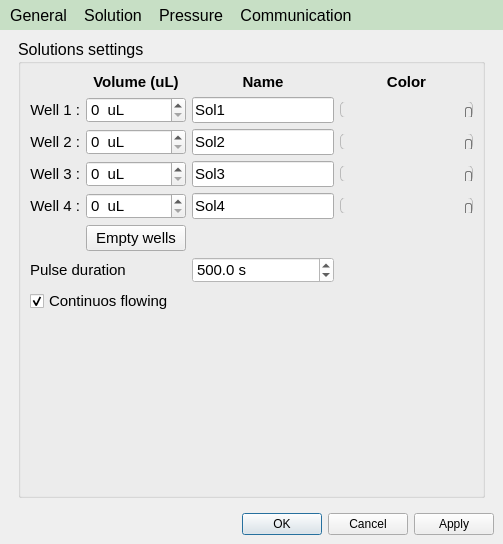
Before: the Qt Designer form apps/Lab-on-a-tip/tools.ui in bellonemauro/Labonatip2.0, drawn with Qt 5.
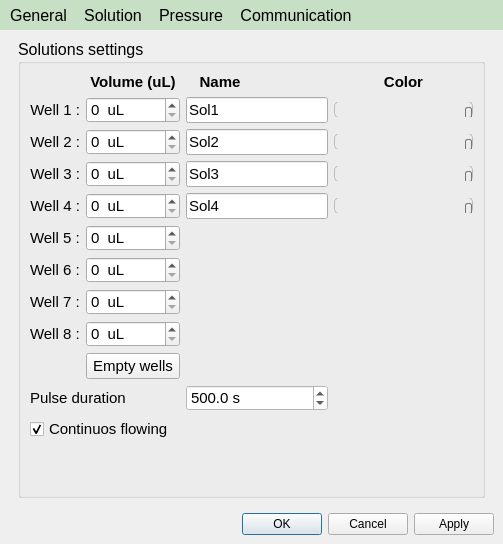
After: the same form once the commit is applied. The open tabs and pages were chosen to show the change. Icons and pictures are not drawn.

The edit to the form file:
```diff
--- a/apps/Lab-on-a-tip/tools.ui
+++ b/apps/Lab-on-a-tip/tools.ui
@@ -411,25 +411,8 @@
           <property name="title">
            <string>Solutions settings</string>
           </property>
-          <layout class="QGridLayout" name="gridLayout_6">
-           <item row="0" column="1">
-            <widget class="QLabel" name="label_9">
-             <property name="font">
-              <font>
-               <pointsize>11</pointsize>
-               <weight>75</weight>
-               <bold>true</bold>
-              </font>
-             </property>
-             <property name="text">
-              <string>Volume (uL)</string>
-             </property>
-             <property name="alignment">
-              <set>Qt::AlignCenter</set>
-             </property>
-            </widget>
-           </item>
-           <item row="0" column="2">
+          <layout class="QGridLayout" name="gridLayout_3">
+           <item row="0" column="3">
             <widget class="QLabel" name="label_10">
              <property name="font">
               <font>
@@ -446,7 +429,7 @@
              </property>
             </widget>
            </item>
-           <item row="0" column="3">
+           <item row="0" column="5">
             <widget class="QLabel" name="label_18">
              <property name="font">
               <font>
@@ -486,7 +469,7 @@
              </property>
             </widget>
            </item>
-           <item row="1" column="1">
+           <item row="1" column="1" colspan="2">
             <widget class="QSpinBox" name="spinBox_vol_sol1">
              <property name="sizePolicy">
               <sizepolicy hsizetype="Expanding" vsizetype="Fixed">
@@ -515,7 +498,7 @@
              </property>
             </widget>
            </item>
-           <item row="1" column="2">
+           <item row="1" column="3" colspan="2">
             <widget class="QLineEdit" name="lineEdit_sol1_name">
              <property name="minimumSize">
               <size>
@@ -547,7 +530,7 @@
              </property>
             </widget>
            </item>
-           <item row="1" column="3">
+           <item row="1" column="5">
             <widget class="QSlider" name="horizontalSlider_colorSol1">
              <property name="minimumSize">
               <size>
@@ -618,6 +601,23 @@
              </property>
             </widget>
            </item>
+           <item row="0" column="1" colspan="2">
+            <widget class="QLabel" name="label_9">
+             <property name="font">
+              <font>
+               <pointsize>11</pointsize>
+               <weight>75</weight>
+               <bold>true</bold>
+              </font>
+             </property>
+             <property name="text">
+              <string>Volume (uL)</string>
+             </property>
+             <property name="alignment">
+              <set>Qt::AlignCenter</set>
+             </property>
+            </widget>
+           </item>
            <item row="2" column="0">
             <widget class="QLabel" name="label_33">
              <property name="maximumSize">
@@ -641,120 +641,6 @@
              </property>
             </widget>
            </item>
-           <item row="2" column="1">
-            <widget class="QSpinBox" name="spinBox_vol_sol2">
-             <property name="font">
-              <font>
-               <pointsize>11</pointsize>
-               <weight>50</weight>
-               <bold>false</bold>
-              </font>
-             </property>
-             <property name="suffix">
-              <string>  uL</string>
-             </property>
-             <property name="maximum">
-              <number>10000</number>
-             </property>
-            </widget>
-           </item>
-           <item row="2" column="2">
-            <widget class="QLineEdit" name="lineEdit_sol2_name">
-             <property name="maximumSize">
-              <size>
-               <width>150</width>
-               <height>16777215</height>
-              </size>
-             </property>
-             <property name="font">
-              <font>
-               <pointsize>11</pointsize>
-               <weight>50</weight>
-               <bold>false</bold>
-              </font>
-             </property>
-             <property name="accessibleDescription">
-              <string/>
-             </property>
-             <property name="styleSheet">
-              <string notr="true"/>
-             </property>
-             <property name="text">
-              <string notr="true">Sol2</string>
-             </property>
-            </widget>
-           </item>
-           <item row="2" column="3">
-            <widget class="QSlider" name="horizontalSlider_colorSol2">
-             <property name="minimumSize">
-              <size>
-               <width>0</width>
-               <height>0</height>
-              </size>
-             </property>
-             <property name="styleSheet">
-              <string notr="true">QSlider::groove:horizontal {
-border: 1px solid #bbb;
-background: QLinearGradient( x1: 0, y1: 0, x2: 1, y2: 0,
-stop: 0 #00FF00,
-stop: 0.167 #FFFF00,
-stop: 0.333 #FF0000,
-stop: 0.5 #FF00FF,
-stop: 0.667 #0000FF,
-stop: 0.883 #00FFFF,
-stop: 1 #00FF00 );
-height: 15px;
-border-radius: 5px;
-}
-
-
-QSlider::handle:horizontal {
-background: qlineargradient(x1:0, y1:0, x2:1, y2:1,
-    stop:0 #eee, stop:1 #ccc);
-border: 1px solid #777;
-width: 5px;
-margin-top: 5px;
-margin-bottom: -2px;
-border-radius: 2px;
-}
-
-QSlider::handle:horizontal:hover {
-background: qlineargradient(x1:0, y1:0, x2:1, y2:1,
-    stop:0 #fff, stop:1 #ddd);
-border: 1px solid #444;
-border-radius: 4px;
-}
-
-QSlider::sub-page:horizontal:disabled {
-background: #bbb;
-border-color: #999;
-}
-
-QSlider::add-page:horizontal:disabled {
-background: #eee;
-border-color: #999;
-}
-
-QSlider::handle:horizontal:disabled {
-background: #eee;
-border: 1px solid #aaa;
-border-radius: 4px;
-}</string>
-             </property>
-             <property name="maximum">
-              <number>16777216</number>
-             </property>
-             <property name="singleStep">
-              <number>1</number>
-             </property>
-             <property name="value">
-              <number>5164400</number>
-             </property>
-             <property name="orientation">
-              <enum>Qt::Horizontal</enum>
-             </property>
-            </widget>
-           </item>
            <item row="3" column="0">
             <widget class="QLabel" name="label_35">
              <property name="maximumSize">
@@ -778,7 +664,7 @@
              </property>
             </widget>
            </item>
-           <item row="3" column="1">
+           <item row="3" column="1" colspan="2">
             <widget class="QSpinBox" name="spinBox_vol_sol3">
              <property name="font">
               <font>
@@ -795,33 +681,7 @@
              </property>
             </widget>
            </item>
-           <item row="3" column="2">
-            <widget class="QLineEdit" name="lineEdit_sol3_name">
-             <property name="maximumSize">
-              <size>
-               <width>150</width>
-               <height>16777215</height>
-              </size>
-             </property>
-             <property name="font">
-              <font>
-               <pointsize>11</pointsize>
-               <weight>50</weight>
-               <bold>false</bold>
-              </font>
-             </property>
-             <property name="accessibleDescription">
-              <string/>
-             </property>
-             <property name="styleSheet">
-              <string notr="true"/>
-             </property>
-             <property name="text">
-              <string notr="true">Sol3</string>
-             </property>
-            </widget>
-           </item>
-           <item row="3" column="3">
+           <item row="3" column="5">
             <widget class="QSlider" name="horizontalSlider_colorSol3">
              <property name="minimumSize">
               <size>
@@ -892,6 +752,23 @@
              </property>
             </widget>
            </item>
+           <item row="2" column="1" colspan="2">
+            <widget class="QSpinBox" name="spinBox_vol_sol2">
+             <property name="font">
+              <font>
+               <pointsize>11</pointsize>
+               <weight>50</weight>
+               <bold>false</bold>
+              </font>
+             </property>
+             <property name="suffix">
+              <string>  uL</string>
+             </property>
+             <property name="maximum">
+              <number>10000</number>
+             </property>
+            </widget>
+           </item>
            <item row="4" column="0">
             <widget class="QLabel" name="label_36">
              <property name="maximumSize">
@@ -915,7 +792,33 @@
              </property>
             </widget>
            </item>
-           <item row="4" column="1">
+           <item row="2" column="3" colspan="2">
+            <widget class="QLineEdit" name="lineEdit_sol2_name">
+             <property name="maximumSize">
+              <size>
+               <width>150</width>
+               <height>16777215</height>
+              </size>
+             </property>
+             <property name="font">
+              <font>
+               <pointsize>11</pointsize>
+               <weight>50</weight>
+               <bold>false</bold>
+              </font>
+             </property>
+             <property name="accessibleDescription">
+              <string/>
+             </property>
+             <property name="styleSheet">
+              <string notr="true"/>
+             </property>
+             <property name="text">
+              <string notr="true">Sol2</string>
+             </property>
+            </widget>
+           </item>
+           <item row="4" column="1" colspan="2">
             <widget class="QSpinBox" name="spinBox_vol_sol4">
              <property name="font">
               <font>
@@ -932,7 +835,104 @@
              </property>
             </widget>
            </item>
-           <item row="4" column="2">
+           <item row="2" column="5">
+            <widget class="QSlider" name="horizontalSlider_colorSol2">
+             <property name="minimumSize">
+              <size>
+               <width>0</width>
+               <height>0</height>
+              </size>
+             </property>
+             <property name="styleSheet">
+              <string notr="true">QSlider::groove:horizontal {
+border: 1px solid #bbb;
+background: QLinearGradient( x1: 0, y1: 0, x2: 1, y2: 0,
+stop: 0 #00FF00,
+stop: 0.167 #FFFF00,
+stop: 0.333 #FF0000,
+stop: 0.5 #FF00FF,
+stop: 0.667 #0000FF,
+stop: 0.883 #00FFFF,
+stop: 1 #00FF00 );
+height: 15px;
+border-radius: 5px;
+}
+
+
+QSlider::handle:horizontal {
+background: qlineargradient(x1:0, y1:0, x2:1, y2:1,
+    stop:0 #eee, stop:1 #ccc);
+border: 1px solid #777;
+width: 5px;
+margin-top: 5px;
+margin-bottom: -2px;
+border-radius: 2px;
+}
+
+QSlider::handle:horizontal:hover {
+background: qlineargradient(x1:0, y1:0, x2:1, y2:1,
+    stop:0 #fff, stop:1 #ddd);
+border: 1px solid #444;
+border-radius: 4px;
+}
+
+QSlider::sub-page:horizontal:disabled {
+background: #bbb;
+border-color: #999;
+}
+
+QSlider::add-page:horizontal:disabled {
+background: #eee;
+border-color: #999;
+}
+
+QSlider::handle:horizontal:disabled {
+background: #eee;
+border: 1px solid #aaa;
+border-radius: 4px;
+}</string>
+             </property>
+             <property name="maximum">
+              <number>16777216</number>
+             </property>
+             <property name="singleStep">
+              <number>1</number>
+             </property>
+             <property name="value">
+              <number>5164400</number>
+             </property>
+             <property name="orientation">
+              <enum>Qt::Horizontal</enum>
+             </property>
+            </widget>
+           </item>
+           <item row="3" column="3" colspan="2">
+            <widget class="QLineEdit" name="lineEdit_sol3_name">
+             <property name="maximumSize">
+              <size>
+               <width>150</width>
+               <height>16777215</height>
+              </size>
+             </property>
+             <property name="font">
+              <font>
+               <pointsize>11</pointsize>
+               <weight>50</weight>
+               <bold>false</bold>
+              </font>
+             </property>
+             <property name="accessibleDescription">
+              <string/>
+             </property>
+             <property name="styleSheet">
+              <string notr="true"/>
+             </property>
+             <property name="text">
+              <string notr="true">Sol3</string>
+             </property>
+            </widget>
+           </item>
+           <item row="4" column="3" colspan="2">
             <widget class="QLineEdit" name="lineEdit_sol4_name">
              <property name="maximumSize">
               <size>
@@ -958,7 +958,19 @@
              </property>
             </widget>
            </item>
-           <item row="4" column="3">
+           <item row="5" column="0">
+            <widget class="QLabel" name="label_3">
+             <property name="font">
+              <font>
+               <pointsize>11</pointsize>
+              </font>
+             </property>
+             <property name="text">
+              <string>Well 5 :</string>
+             </property>
+            </widget>
+           </item>
+           <item row="4" column="5">
             <widget class="QSlider" name="horizontalSlider_colorSol4">
              <property name="minimumSize">
               <size>
@@ -1029,35 +1041,19 @@
              </property>
             </widget>
            </item>
-           <item row="5" column="1">
-            <widget class="QPushButton" name="pushButton_emptyWells">
+           <item row="6" column="0">
+            <widget class="QLabel" name="label_8">
              <property name="font">
               <font>
                <pointsize>11</pointsize>
-               <weight>50</weight>
-               <bold>false</bold>
               </font>
              </property>
              <property name="text">
-              <string>Empty wells</string>
+              <string>Well 6 :</string>
              </property>
             </widget>
            </item>
-           <item row="6" column="0" colspan="2">
-            <widget class="QLabel" name="label_11">
-             <property name="font">
-              <font>
-               <pointsize>11</pointsize>
-               <weight>50</weight>
-               <bold>false</bold>
-              </font>
-             </property>
-             <property name="text">
-              <string>Pulse duration</string>
-             </property>
-            </widget>
-           </item>
-           <item row="7" column="0" colspan="3">
+           <item row="11" column="0" colspan="3">
             <widget class="QCheckBox" name="checkBox_disableTimer">
              <property name="font">
               <font>
@@ -1077,20 +1073,45 @@
              </property>
             </widget>
            </item>
-           <item row="8" column="2">
-            <spacer name="verticalSpacer">
-             <property name="orientation">
-              <enum>Qt::Vertical</enum>
+           <item row="10" column="0" colspan="2">
+            <widget class="QLabel" name="label_11">
+             <property name="font">
+              <font>
+               <pointsize>11</pointsize>
+               <weight>50</weight>
+               <bold>false</bold>
+              </font>
              </property>
-             <property name="sizeHint" stdset="0">
-              <size>
-               <width>20</width>
-               <height>40</height>
-              </size>
+             <property name="text">
+              <string>Pulse duration</string>
              </property>
-            </spacer>
+            </widget>
            </item>
-           <item row="6" column="2">
+           <item row="7" column="0">
+            <widget class="QLabel" name="label_20">
+             <property name="font">
+              <font>
+               <pointsize>11</pointsize>
+              </font>
+             </property>
+             <property name="text">
+              <string>Well 7 :</string>
+             </property>
+            </widget>
+           </item>
+           <item row="8" column="0">
+            <widget class="QLabel" name="label_21">
+             <property name="font">
+              <font>
+               <pointsize>11</pointsize>
+              </font>
+             </property>
+             <property name="text">
+              <string>Well 8 :</string>
+             </property>
+            </widget>
+           </item>
+           <item row="10" column="3" colspan="2">
             <widget class="QDoubleSpinBox" name="doubleSpinBox_solution">
              <property name="enabled">
               <bool>false</bool>
@@ -1162,6 +1183,101 @@
              </property>
             </widget>
            </item>
+           <item row="9" column="1" colspan="2">
+            <widget class="QPushButton" name="pushButton_emptyWells">
+             <property name="font">
+              <font>
+               <pointsize>11</pointsize>
+               <weight>50</weight>
+               <bold>false</bold>
+              </font>
+             </property>
+             <property name="text">
+              <string>Empty wells</string>
+             </property>
+            </widget>
+           </item>
+           <item row="12" column="3">
+            <spacer name="verticalSpacer">
+             <property name="orientation">
+              <enum>Qt::Vertical</enum>
+             </property>
+             <property name="sizeHint" stdset="0">
+              <size>
+               <width>20</width>
+               <height>40</height>
+              </size>
+             </property>
+            </spacer>
+           </item>
+           <item row="5" column="1" colspan="2">
+            <widget class="QSpinBox" name="spinBox_vol_sol5">
+             <property name="font">
+              <font>
+               <pointsize>11</pointsize>
+               <weight>50</weight>
+               <bold>false</bold>
+              </font>
+             </property>
+             <property name="suffix">
+              <string>  uL</string>
+             </property>
+             <property name="maximum">
+              <number>10000</number>
+             </property>
+            </widget>
+           </item>
+           <item row="6" column="1" colspan="2">
+            <widget class="QSpinBox" name="spinBox_vol_sol6">
+             <property name="font">
+              <font>
+               <pointsize>11</pointsize>
+               <weight>50</weight>
+               <bold>false</bold>
+              </font>
+             </property>
+             <property name="suffix">
+              <string>  uL</string>
+             </property>
+             <property name="maximum">
+              <number>10000</number>
+             </property>
+            </widget>
+           </item>
+           <item row="7" column="1" colspan="2">
+            <widget class="QSpinBox" name="spinBox_vol_sol7">
+             <property name="font">
+              <font>
+               <pointsize>11</pointsize>
+               <weight>50</weight>
+               <bold>false</bold>
+              </font>
+             </property>
+             <property name="suffix">
+              <string>  uL</string>
+             </property>
+             <property name="maximum">
+              <number>10000</number>
+             </property>
+            </widget>
+           </item>
+           <item row="8" column="1" colspan="2">
+            <widget class="QSpinBox" name="spinBox_vol_sol8">
+             <property name="font">
+              <font>
+               <pointsize>11</pointsize>
+               <weight>50</weight>
+               <bold>false</bold>
+              </font>
+             </property>
+             <property name="suffix">
+              <string>  uL</string>
+             </property>
+             <property name="maximum">
+              <number>10000</number>
+             </property>
+            </widget>
+           </item>
           </layout>
          </widget>
         </item>
```
Left out of the diff: 2 changed lines with no effect on the pictures.
